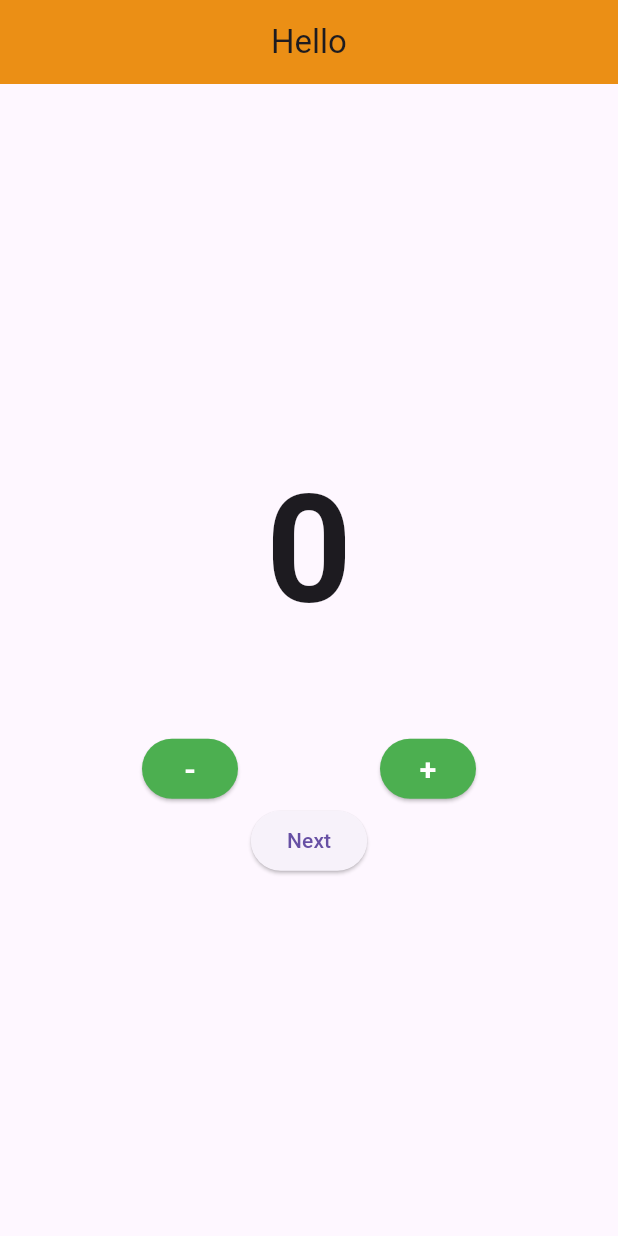
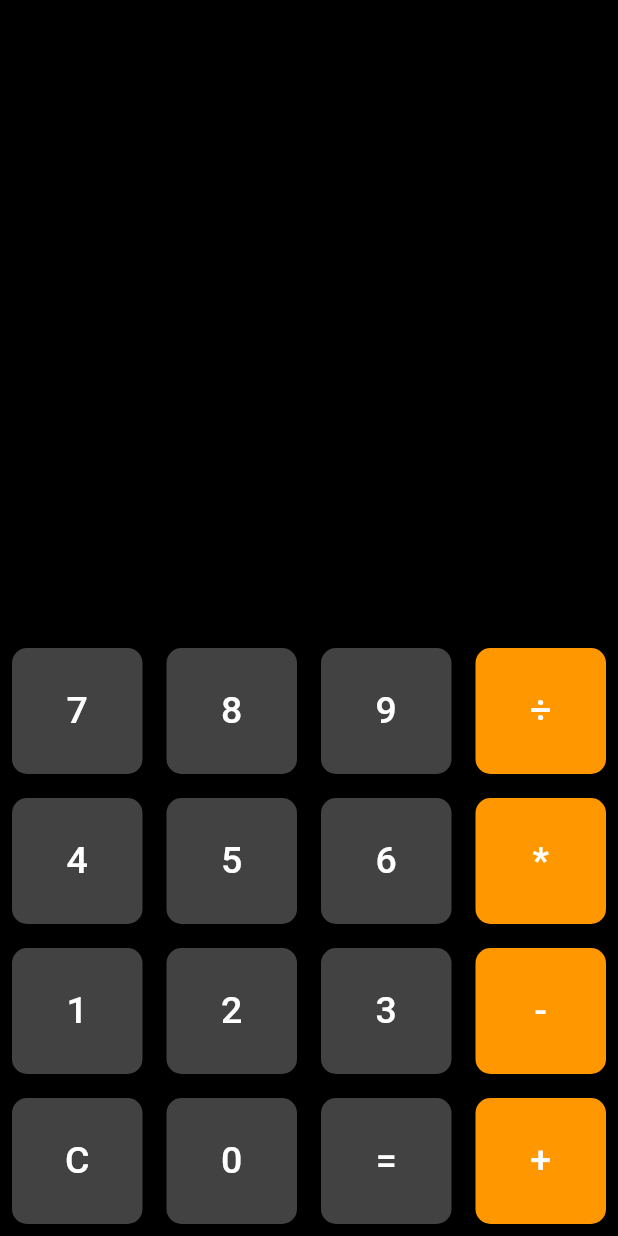
Before and after one commit to engarjun/Exam, a Flutter app: the screen it shows after launch, on a phone screen of 412 x 824 dp. Run offline on Flutter 3.47's test engine with Material 3 defaults, Android fonts, the light colour scheme and no system bars.

Commit message:
module_11_class_2

```diff
--- /dev/null
+++ b/lib/Module_11/calculatorApp.dart
@@ -0,0 +1,164 @@
+import 'package:bojrangboliarjo/Module_11/widget/buildButton.dart';
+import 'package:flutter/material.dart';
+
+class CalculatorApp extends StatefulWidget {
+  const CalculatorApp({super.key});
+
+  @override
+  State<CalculatorApp> createState() => _CalculatorAppState();
+}
+
+class _CalculatorAppState extends State<CalculatorApp> {
+
+  String _history = '';
+  String _res = '';
+  String _textToDisplay = '';
+  String _ope = '';
+  int num1 = 0;
+  int num2 = 0;
+
+  void buttonPress(String value) {
+    print('value = $value');
+
+      if (value == 'C') {
+        _textToDisplay = '';
+        num1 = 0;
+        num2 = 0;
+        _res='';
+        _history='';
+
+      }else if(value=='+' || value=='-' || value=='*' || value=='÷' ){
+        num1 = int.parse(_textToDisplay);
+        _res='';
+        _ope = value;
+      }else if(value == '='){
+        num2 = int.parse(_textToDisplay);
+        if(_ope == '+'){
+          _res = (num1 + num2).toString();
+
+          if(value == '='){
+            _history = '$num1$_ope$num2=';
+          }
+        }
+        if(_ope == '-'){
+          _res = (num1 - num2).toString();
+          if(value == '=') {
+            _history = '$num1$_ope$num2=';
+          }
+        }
+        if(_ope == '*'){
+          _res = (num1 * num2).toString();
+          if(value == '=') {
+            _history = '$num1$_ope$num2=';
+          }
+        }
+        if(_ope == '÷'){
+          _res = (num1 / num2).toString();
+          if(value == '=') {
+            _history = '$num1$_ope$num2=';
+          }
+        }
+      }else{
+        _res = int.parse(_textToDisplay + value).toString();
+      }
+
+      setState(() {
+        _textToDisplay = _res;
+
+      });
+
+
+
+  }
+
+  @override
+  Widget build(BuildContext context) {
+    return Scaffold(
+      backgroundColor: Colors.black,
+      body: Column(
+        children: [
+
+          Expanded(
+            child: Container(
+              alignment: Alignment.bottomRight,
+              padding: EdgeInsets.only(right: 60),
+              child: Text(
+                _history,
+                style: TextStyle(
+                  color: Color(0x66FFFFFF),
+                  fontSize: 20,
+                  fontWeight: FontWeight.bold,
+                ),
+              ),
+            ),
+          ),
+          Expanded(
+            child: Container(
+              alignment: Alignment.bottomRight,
+              padding: EdgeInsets.all(30),
+              child: Text(
+
+                _textToDisplay
+                ,
+                style: TextStyle(
+                  color: Colors.white,
+                  fontSize: 52,
+                  fontWeight: FontWeight.bold,
+                ),
+              ),
+            ),
+          ),
+
+          Row(
+            children: [
+              buildButton(onClick: () => buttonPress('7'), text: '7'),
+              buildButton(onClick: () => buttonPress('8'), text: '8'),
+              buildButton(onClick: () => buttonPress('9'), text: '9'),
+              buildButton(
+                onClick: () => buttonPress('÷'),
+                text: '÷',
+                color: Colors.orange,
+              ),
+            ],
+          ),
+          Row(
+            children: [
+              buildButton(onClick: () => buttonPress('4'), text: '4'),
+              buildButton(onClick: () => buttonPress('5'), text: '5'),
+              buildButton(onClick: () => buttonPress('6'), text: '6'),
+              buildButton(
+                onClick: () => buttonPress('*'),
+                text: '*',
+                color: Colors.orange,
+              ),
+            ],
+          ),
+          Row(
+            children: [
+              buildButton(onClick: () => buttonPress('1'), text: '1'),
+              buildButton(onClick: () => buttonPress('2'), text: '2'),
+              buildButton(onClick: () => buttonPress('3'), text: '3'),
+              buildButton(
+                onClick: () => buttonPress('-'),
+                text: '-',
+                color: Colors.orange,
+              ),
+            ],
+          ),
+          Row(
+            children: [
+              buildButton(onClick: () => buttonPress('C'), text: 'C'),
+              buildButton(onClick: () => buttonPress('0'), text: '0'),
+              buildButton(onClick: () => buttonPress('='), text: '='),
+              buildButton(
+                onClick: () => buttonPress('+'),
+                text: '+',
+                color: Colors.orange,
+              ),
+            ],
+          ),
+        ],
+      ),
+    );
+  }
+}
--- /dev/null
+++ b/lib/Module_11/widget/buildButton.dart
@@ -0,0 +1,34 @@
+import 'package:flutter/material.dart';
+
+class buildButton extends StatelessWidget {
+  String text;
+  Color ? color;
+  final VoidCallback onClick;
+   buildButton({
+    super.key,
+    required this.onClick,
+    this.color,
+    required this.text,
+  });
+
+  @override
+  Widget build(BuildContext context) {
+    return Expanded(
+      child: Padding(
+        padding: const EdgeInsets.all(8),
+        child: ElevatedButton(
+            style: ElevatedButton.styleFrom(
+                padding: EdgeInsets.all(24),
+                shape: RoundedRectangleBorder(
+                    borderRadius: BorderRadius.circular(10)
+                ),
+                backgroundColor: color ?? Colors.grey[800]
+            ),
+            onPressed: onClick, child: Text(text,style: TextStyle(
+            fontSize: 25,
+            color: Colors.white
+        ),)),
+      ),
+    );
+  }
+}
--- a/lib/app.dart
+++ b/lib/app.dart
@@ -1,5 +1,6 @@
 import 'package:flutter/material.dart';
 import 'Module_11/counter_app_class_1.dart';
+import 'Module_11/calculatorApp.dart';
 
 class MyApp extends StatelessWidget {
   const MyApp({super.key});
@@ -7,7 +8,8 @@ class MyApp extends StatelessWidget {
   @override
   Widget build(BuildContext context) {
     return MaterialApp(
-      home: CounterAppClass1(),
+      home:CalculatorApp(),
+
     );
   }
 }
```
Also changed, not shown: lib/Module_11/calcTest.dart (added, +154 -0 lines).
